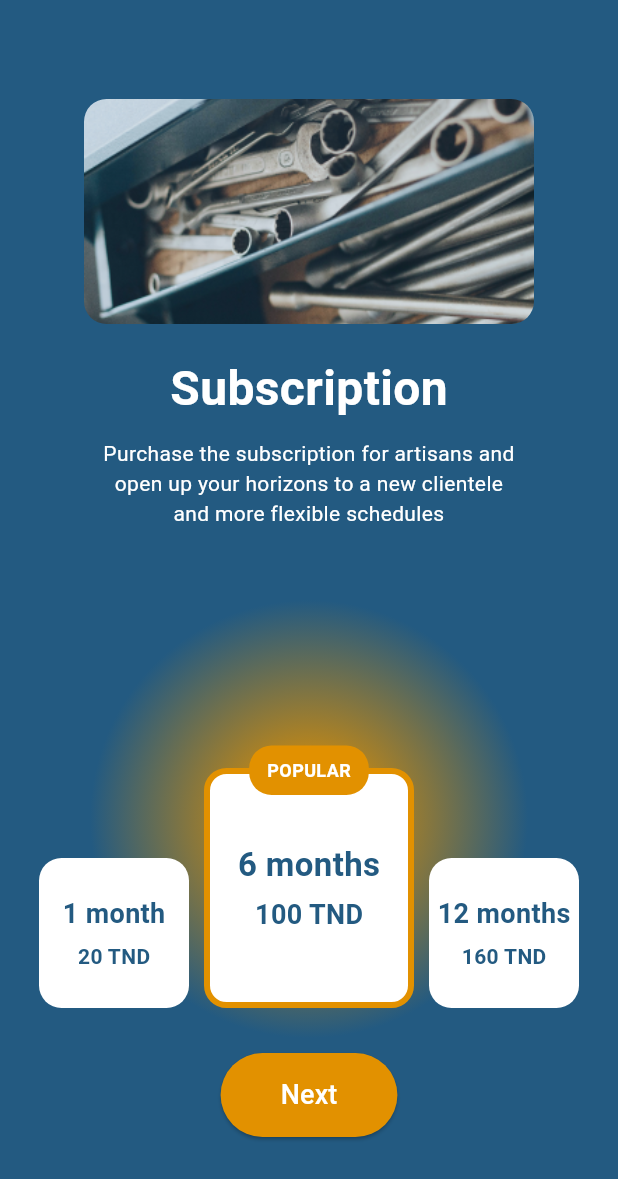
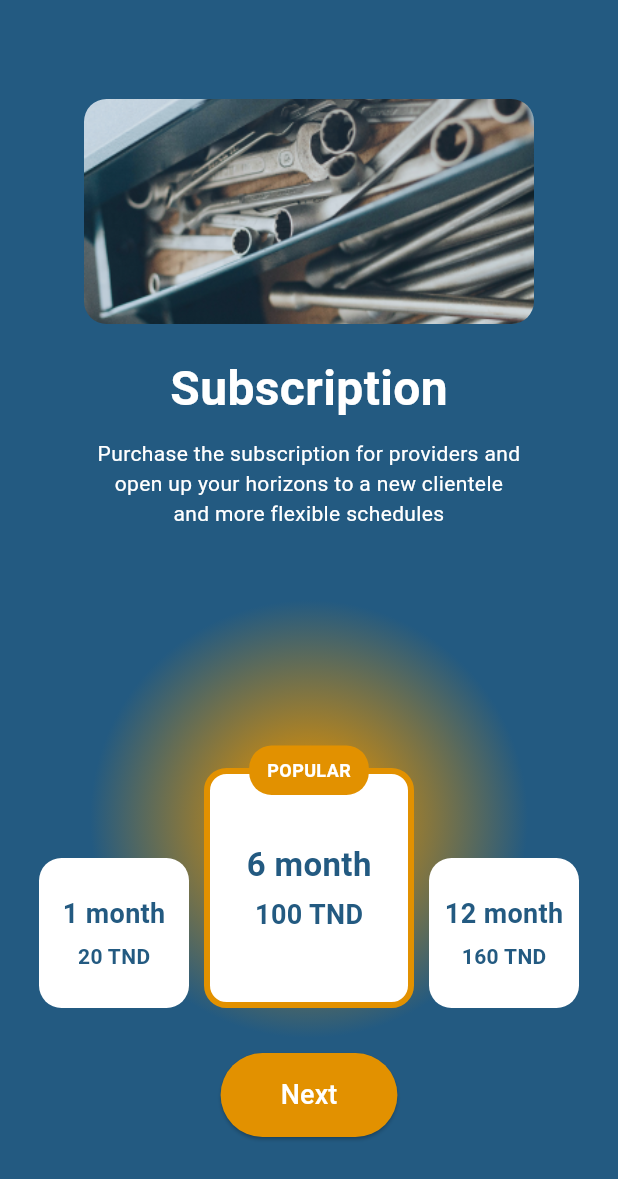
Before and after one commit to Aminebht/Panne, a Flutter app: the SubscriptionScreen screen opened directly with empty values, on a phone screen of 412 x 824 dp. Shown: the top 1179 px of the screen. Run offline on Flutter 3.47's test engine with Material 3 defaults, Android fonts, the light colour scheme and no system bars; our stand-ins replace cloud_firestore, firebase_auth, firebase_core, firebase_messaging, firebase_storage, flutter_animate and 16 more; missing offline and left inert: flutter_app_badger, flutter_facebook_auth, flutter_sound, zego_uikit_prebuilt_call, zego_uikit_signaling_plugin; accounts and stored records are empty; generated files the repository leaves out were written again.

Commit message:
"translation of subscription screen done "

```diff
--- a/lib/l10n/app_ar.arb
+++ b/lib/l10n/app_ar.arb
@@ -65,7 +65,7 @@
   "description_client": "أنت تبحث عن مقدمي الخدمة على التطبيق",
   "subscription":"إشتراك",
   "subscription_description":"قم بشراء الاشتراك لمقدمي الخدمة وافتح آفاقك لعملاء جدد وجداول زمنية أكثر مرونة",
-  "pay":"الدفع",
+  "next":"التالي",
   "popular":"شائع",
   "month":"شهر",
   "currency":"د.ت"
--- a/lib/l10n/app_en.arb
+++ b/lib/l10n/app_en.arb
@@ -65,7 +65,7 @@
   "description_client": "You are looking for providers on the application",
   "subscription":"Subscription",
   "subscription_description":"Purchase the subscription for providers and open up your horizons to a new clientele and more flexible schedules",
-  "pay":"PAY",
+  "next":"Next",
   "popular":"POPULAR",
   "month":"month",
   "currency":"TND"
--- a/lib/l10n/app_fr.arb
+++ b/lib/l10n/app_fr.arb
@@ -65,7 +65,7 @@
   "description_client": "Vous cherchez des prestataires sur l'application",
   "subscription":"Abonnement",
   "subscription_description":"Souscrivez l'abonnement pour les prestataires et ouvrez vos horizons à une nouvelle clientèle et à des horaires plus flexibles",
-  "pay":"PAYER",
+  "next":"Suivant",
   "popular":"POPULAIRE",
   "month":"mois",
   "currency":"TND"
--- a/lib/pages/artisan_page/subscription.dart
+++ b/lib/pages/artisan_page/subscription.dart
@@ -1,6 +1,6 @@
 import 'package:flutter/material.dart';
 import 'package:panne_auto/konnect/konnect_api_service.dart';
-
+import 'package:flutter_gen/gen_l10n/app_localizations.dart';
 
 
 class SubscriptionScreen extends StatefulWidget {
@@ -73,7 +73,7 @@ void _initiatePayment() async {
 
                 // Title and Description
                 Text(
-                  'Subscription',
+                  AppLocalizations.of(context)!.subscription,
                   style: TextStyle(
                     fontSize: 32,
                     fontWeight: FontWeight.bold,
@@ -84,7 +84,7 @@ void _initiatePayment() async {
                 Padding(
                   padding: const EdgeInsets.symmetric(horizontal: 65.0),
                   child: Text(
-                    'Purchase the subscription for artisans and open up your horizons to a new clientele and more flexible schedules',
+                    AppLocalizations.of(context)!.subscription_description,
                     textAlign: TextAlign.center,
                     style: TextStyle(
                       color: Colors.white,
@@ -99,11 +99,11 @@ void _initiatePayment() async {
                   mainAxisAlignment: MainAxisAlignment.center,
                   crossAxisAlignment: CrossAxisAlignment.end,
                   children: [
-                    _buildSubscriptionOption(0, '1 month', '20 TND', isPopular: false),
+                    _buildSubscriptionOption(0, '1 '+AppLocalizations.of(context)!.month, '20 '+AppLocalizations.of(context)!.currency, isPopular: false),
                     SizedBox(width: 10),
-                    _buildSubscriptionOption(1, '6 months', '100 TND', isPopular: true),
+                    _buildSubscriptionOption(1, '6 '+AppLocalizations.of(context)!.month, '100 '+AppLocalizations.of(context)!.currency, isPopular: true),
                     SizedBox(width: 10),
-                    _buildSubscriptionOption(2, '12 months', '160 TND', isPopular: false),
+                    _buildSubscriptionOption(2, '12 '+AppLocalizations.of(context)!.month, '160 '+AppLocalizations.of(context)!.currency, isPopular: false),
                   ],
                 ),
                 SizedBox(height: 30),
@@ -121,7 +121,7 @@ void _initiatePayment() async {
                     ),
                   ),
                   child: Text(
-                    'Next',
+                    AppLocalizations.of(context)!.next,
                     style: TextStyle(
                       fontSize: 18,
                       color: Colors.white,
@@ -191,7 +191,7 @@ void _initiatePayment() async {
                   borderRadius: BorderRadius.circular(15),
                 ),
                 child: Text(
-                  'POPULAR',
+                  AppLocalizations.of(context)!.popular,
                   style: TextStyle(
                     color: Colors.white,
                     fontSize: 12,
```
Also changed, not shown: lib/pages/artisan_page/request_page.dart (indentation only).
